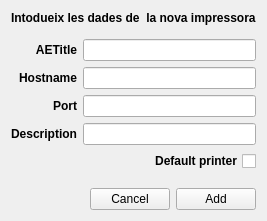
Above: starviewer/src/extensions/playground/dicomprint/qdicomaddprinterwidgetbase.ui from starviewer-medical/starviewer before the change. Below: the same form after it.
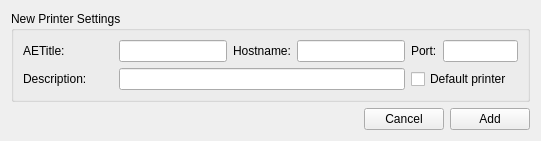
That is the form after the change.

Commit message: ENH: Tal com s'exposa al ticket #1106 es fa que el widget d'afegir impressora tingui el mateix look que el que hi ha QDicomPrinterConfigurationWidgetBase. Es deixa per més endavant un possible refactoring de tot el widget de configuració d'impressores.

```diff
--- a/starviewer/src/extensions/playground/dicomprint/qdicomaddprinterwidgetbase.ui
+++ b/starviewer/src/extensions/playground/dicomprint/qdicomaddprinterwidgetbase.ui
@@ -9,125 +9,96 @@
    <rect>
     <x>0</x>
     <y>0</y>
-    <width>260</width>
-    <height>221</height>
+    <width>541</width>
+    <height>135</height>
    </rect>
   </property>
   <layout class="QVBoxLayout" name="verticalLayout">
    <item>
-    <widget class="QLabel" name="m_titleLabel">
-     <property name="font">
-      <font>
-       <weight>75</weight>
-       <bold>true</bold>
-       <kerning>true</kerning>
-      </font>
+    <widget class="QGroupBox" name="m_printerSettingsGroupBox">
+     <property name="title">
+      <string>New Printer Settings</string>
      </property>
-     <property name="styleSheet">
-      <string notr="true"/>
-     </property>
-     <property name="text">
-      <string>Intodueix les dades de  la nova impressora</string>
-     </property>
-    </widget>
-   </item>
-   <item>
-    <layout class="QGridLayout" name="gridLayout">
-     <property name="topMargin">
-      <number>8</number>
-     </property>
-     <property name="bottomMargin">
-      <number>8</number>
-     </property>
+     <layout class="QGridLayout" name="gridLayout_2">
      <item row="0" column="0">
       <widget class="QLabel" name="m_printerAetitleLabel">
        <property name="enabled">
         <bool>true</bool>
        </property>
-       <property name="font">
-        <font>
-         <weight>75</weight>
-         <bold>true</bold>
-        </font>
-       </property>
        <property name="text">
-        <string>AETitle</string>
-       </property>
-       <property name="alignment">
-        <set>Qt::AlignRight|Qt::AlignTrailing|Qt::AlignVCenter</set>
+         <string>AETitle:</string>
        </property>
       </widget>
      </item>
      <item row="0" column="1">
       <widget class="QLineEdit" name="m_printerAetitleLineEdit"/>
      </item>
-     <item row="1" column="0">
+      <item row="0" column="2">
       <widget class="QLabel" name="m_printerHostnameLabel">
-       <property name="font">
-        <font>
-         <weight>75</weight>
-         <bold>true</bold>
-        </font>
-       </property>
        <property name="text">
-        <string>Hostname</string>
-       </property>
-       <property name="alignment">
-        <set>Qt::AlignRight|Qt::AlignTrailing|Qt::AlignVCenter</set>
+         <string>Hostname:</string>
+        </property>
+       </widget>
+      </item>
+      <item row="0" column="3">
+       <widget class="QLineEdit" name="m_printerHostnameLineEdit">
+        <property name="sizePolicy">
+         <sizepolicy hsizetype="Expanding" vsizetype="Fixed">
+          <horstretch>0</horstretch>
+          <verstretch>0</verstretch>
+         </sizepolicy>
        </property>
       </widget>
      </item>
-     <item row="1" column="1">
-      <widget class="QLineEdit" name="m_printerHostnameLineEdit"/>
-     </item>
-     <item row="2" column="0">
+      <item row="0" column="4">
       <widget class="QLabel" name="m_printerPortLabel">
-       <property name="font">
-        <font>
-         <weight>75</weight>
-         <bold>true</bold>
-        </font>
-       </property>
        <property name="text">
-        <string>Port</string>
-       </property>
-       <property name="alignment">
-        <set>Qt::AlignRight|Qt::AlignTrailing|Qt::AlignVCenter</set>
-       </property>
-      </widget>
-     </item>
-     <item row="2" column="1">
-      <widget class="QLineEdit" name="m_printerPortLineEdit"/>
-     </item>
-     <item row="3" column="0">
+         <string>Port:</string>
+        </property>
+       </widget>
+      </item>
+      <item row="0" column="5">
+       <widget class="QLineEdit" name="m_printerPortLineEdit">
+        <property name="sizePolicy">
+         <sizepolicy hsizetype="Fixed" vsizetype="Fixed">
+          <horstretch>0</horstretch>
+          <verstretch>0</verstretch>
+         </sizepolicy>
+        </property>
+        <property name="maximumSize">
+         <size>
+          <width>75</width>
+          <height>133</height>
+         </size>
+        </property>
+        <property name="maxLength">
+         <number>5</number>
+        </property>
+       </widget>
+      </item>
+      <item row="1" column="0">
       <widget class="QLabel" name="m_printerDescriptionLabel">
-       <property name="font">
-        <font>
-         <weight>75</weight>
-         <bold>true</bold>
-        </font>
+        <property name="sizePolicy">
+         <sizepolicy hsizetype="Expanding" vsizetype="Fixed">
+          <horstretch>0</horstretch>
+          <verstretch>0</verstretch>
+         </sizepolicy>
        </property>
        <property name="text">
-        <string>Description</string>
-       </property>
-       <property name="alignment">
-        <set>Qt::AlignRight|Qt::AlignTrailing|Qt::AlignVCenter</set>
+         <string>Description:</string>
        </property>
       </widget>
      </item>
-     <item row="3" column="1">
+      <item row="1" column="1" colspan="3">
       <widget class="QLineEdit" name="m_printerDescriptionLineEdit"/>
      </item>
-     <item row="4" column="0" colspan="2">
+      <item row="1" column="4" colspan="2">
       <widget class="QCheckBox" name="m_printerDefaultPrinterCheckBox">
-       <property name="font">
-        <font>
-         <weight>75</weight>
-         <bold>true</bold>
-        </font>
-       </property>
-       <property name="layoutDirection">
-        <enum>Qt::RightToLeft</enum>
+        <property name="sizePolicy">
+         <sizepolicy hsizetype="Minimum" vsizetype="Minimum">
+          <horstretch>0</horstretch>
+          <verstretch>0</verstretch>
+         </sizepolicy>
        </property>
        <property name="text">
         <string>Default printer</string>
@@ -135,6 +106,7 @@
       </widget>
      </item>
     </layout>
+    </widget>
    </item>
    <item>
     <spacer name="verticalSpacer">
```
Left out of the diff: 5 changed lines with no effect on the pictures. Lines whose indentation alone changed are shown as unchanged.
